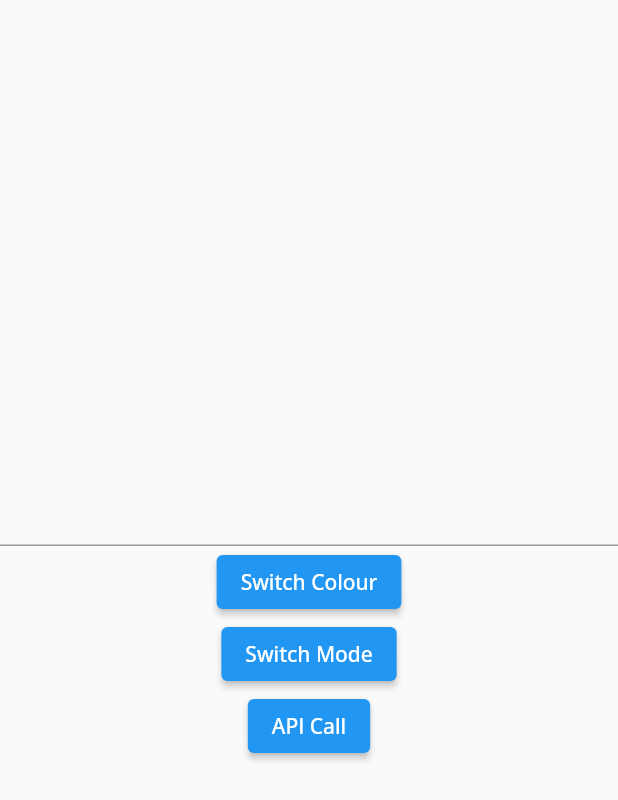
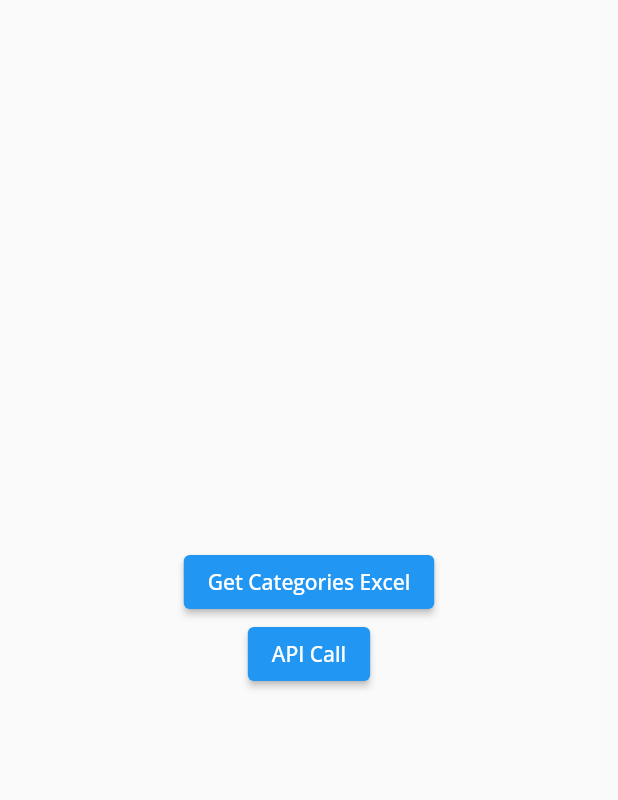
Before and after one commit to hadiyaaamir/khulasa, a Flutter app: the ApiCall screen opened directly, on a phone screen of 412 x 824 dp. Shown: the top 800 px of the screen. Run offline on Flutter 3.47's test engine with Material 2 defaults, Android fonts, the phone set to English and light mode, and no system bars; our stand-ins replace cloud_firestore, file_picker, firebase_auth, firebase_core, flutter_tts, image_picker and 1 more; missing offline and left inert: dart:ffi, flutter_tesseract_ocr, pdf_text, syncfusion_flutter_xlsio; accounts and stored records are empty; network calls fail.

Commit message:
categories excel

```diff
--- a/lib/Controllers/articleprovider.dart
+++ b/lib/Controllers/articleprovider.dart
@@ -1,5 +1,6 @@
 import 'package:flutter/cupertino.dart';
 import 'package:khulasa/Controllers/Backend/api.dart';
+import 'package:khulasa/Controllers/Backend/categoryExcel.dart';
 import 'package:khulasa/Controllers/Backend/webScraping.dart';
 import 'package:khulasa/Models/article.dart';
 import 'package:khulasa/Models/link.dart';
--- a/lib/Views/Summary/textSummary.dart
+++ b/lib/Views/Summary/textSummary.dart
@@ -20,7 +20,7 @@ import 'package:provider/provider.dart';
 import 'package:khulasa/constants/sizes.dart';
 import 'package:flutter_tesseract_ocr/flutter_tesseract_ocr.dart';
 import 'package:file_picker/file_picker.dart';
-import 'package:syncfusion_flutter_pdf/pdf.dart';
+// import 'package:syncfusion_flutter_pdf/pdf.dart';
 
 class TextSummary extends StatefulWidget {
   const TextSummary({super.key});
--- a/lib/Views/apicall.dart
+++ b/lib/Views/apicall.dart
@@ -3,9 +3,11 @@
 import 'package:flutter/material.dart';
 import 'package:http/http.dart' as http;
 import 'package:khulasa/Controllers/Backend/api.dart';
+import 'package:khulasa/Controllers/Backend/categoryExcel.dart';
 import 'package:khulasa/Controllers/Backend/dateFormat.dart';
 import 'package:khulasa/Controllers/Config/darkMode.dart';
 import 'package:khulasa/Controllers/Backend/webScraping.dart';
+import 'package:khulasa/Controllers/articleprovider.dart';
 import 'package:khulasa/Models/link.dart';
 import 'package:khulasa/Models/source.dart';
 import 'package:khulasa/Models/summary.dart';
@@ -35,31 +37,19 @@ class _ApiCallState extends State<ApiCall> {
 
   @override
   Widget build(BuildContext context) {
-    TextEditingController _themeController = TextEditingController();
-
     return Scaffold(
       body: Center(
         child: Column(
           mainAxisAlignment: MainAxisAlignment.center,
           children: [
-            TextField(controller: _themeController),
-
-            //test color theme
-            ElevatedButton(
-              onPressed: () {
-                //testing theme switch
-                context.read<DarkMode>().theme = _themeController.text;
-              },
-              child: Text('Switch Colour'),
-            ),
-
-            //test toggling mode
+            //get category excel
             ElevatedButton(
               onPressed: () {
                 //testing mode switch
-                context.read<DarkMode>().toggleMode();
+                CategoryExcel()
+                    .toExcel(context.read<articleprovider>().articlesList);
               },
-              child: Text('Switch Mode'),
+              child: Text('Get Categories Excel'),
             ),
 
             //test web scraping stuff
--- a/lib/constants/sources.dart
+++ b/lib/constants/sources.dart
@@ -44,16 +44,16 @@ List<Source> sources = [
     webLink: 'https://www.express.pk/',
     rssSummaryRatio: 0.1,
   ),
-  Source(
-    source: 'Nawaiwaqt',
-    titleTag: 'h2',
-    titleTagType: 'tag',
-    contentTag: 'entry-post mrgn-top',
-    dateTag: 'time',
-    isDateTime: false,
-    webLink: 'https://www.nawaiwaqt.com.pk/home',
-    rssSummaryRatio: 0.3,
-  ),
+  // Source(
+  //   source: 'Nawaiwaqt',
+  //   titleTag: 'h2',
+  //   titleTagType: 'tag',
+  //   contentTag: 'entry-post mrgn-top',
+  //   dateTag: 'time',
+  //   isDateTime: false,
+  //   webLink: 'https://www.nawaiwaqt.com.pk/home',
+  //   rssSummaryRatio: 0.3,
+  // ),
   Source(
     source: 'Jasarat',
     titleTag: 'entry-title',
--- a/lib/main.dart
+++ b/lib/main.dart
@@ -1,6 +1,7 @@
 import 'dart:async';
 
 import 'package:flutter/material.dart';
+import 'package:khulasa/Controllers/Backend/categoryExcel.dart';
 import 'package:khulasa/Controllers/articleprovider.dart';
 import 'package:khulasa/Controllers/Config/darkMode.dart';
 import 'package:khulasa/Controllers/Config/languageprovider.dart';
@@ -59,6 +60,8 @@ class _MyHomePageState extends State<MyHomePage> {
     WidgetsBinding.instance.addPostFrameCallback((timeStamp) {
       context.read<articleprovider>().getArticles();
     });
+
+    // CategoryExcel().toExcel();
     // TODO: implement initState
 
     startTime();
--- a/pubspec.yaml
+++ b/pubspec.yaml
@@ -47,11 +47,13 @@ dependencies:
   # tesseract_ocr: ^0.3.1
   flutter_tesseract_ocr: ^0.4.20
   image_picker: ^0.8.6+3
-  syncfusion_flutter_pdf: ^20.4.51
+  # syncfusion_flutter_pdf: ^20.4.51
   file_picker: ^5.2.5
   pdf_text: ^0.5.0
   firebase_auth: ^4.4.0
   firebase_auth_web: ^5.3.0
+  syncfusion_flutter_xlsio: ^21.1.38
+  path_provider: ^2.0.1
 
 
 dev_dependencies:
```
Also changed, not shown: lib/Controllers/Backend/categoryExcel.dart (added, +66 -0 lines), pubspec.lock, 1 other file.
